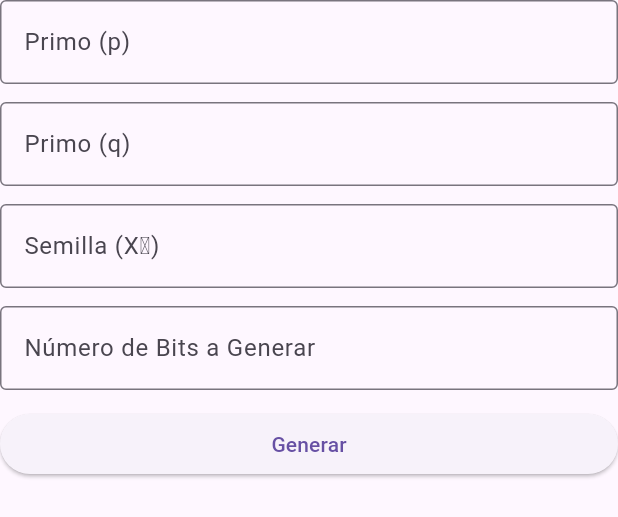
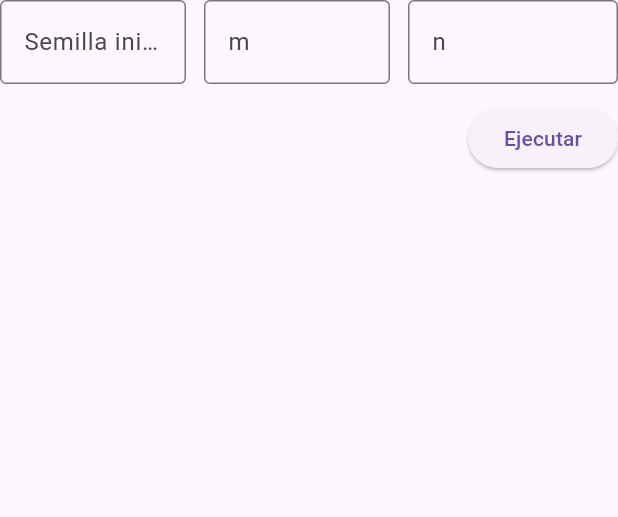
Before and after one commit to ZetaGG/Simulacion-Pacheco, a Flutter app: the BlumBlumShubWidget widget shown alone on an empty page, opened directly, on a phone screen of 412 x 824 dp. Shown: the top 517 px of the screen. Run offline on Flutter 3.47's test engine with Material 3 defaults, Android fonts, the phone set to English and light mode, and no system bars.

Commit message:
Algoritmos t1

```diff
--- a/lib/Algoritmos/BlumBlumShub.dart
+++ b/lib/Algoritmos/BlumBlumShub.dart
@@ -1,59 +1,65 @@
 import 'package:flutter/material.dart';
-import 'dart:math';
 
 class BlumBlumShubWidget extends StatefulWidget {
   @override
-  _BlumBlumShubWidgetState createState() => _BlumBlumShubWidgetState();
+  State<BlumBlumShubWidget> createState() => _BlumBlumShubWidgetState();
 }
 
 class _BlumBlumShubWidgetState extends State<BlumBlumShubWidget> {
-  final _pCtrl = TextEditingController();
-  final _qCtrl = TextEditingController();
-  final _seedCtrl = TextEditingController();
-  final _iterCtrl = TextEditingController();
+  final _x0Ctrl = TextEditingController();
+  final _mCtrl = TextEditingController();
+  final _nCtrl = TextEditingController();
 
-  List<Map<String, dynamic>> _results = [];
-  String _bitSequence = '';
+  // Cada fila: { i, xi, xi2, ri }
+  List<Map<String, Object>> _rows = [];
 
-  void _generateNumbers() {
-    final p = int.tryParse(_pCtrl.text);
-    final q = int.tryParse(_qCtrl.text);
-    final seed = int.tryParse(_seedCtrl.text);
-    final iterations = int.tryParse(_iterCtrl.text);
+  void _run() {
+    final X0 = BigInt.tryParse(_x0Ctrl.text.trim());
+    final m = BigInt.tryParse(_mCtrl.text.trim());
+    final n = int.tryParse(_nCtrl.text.trim());
 
-    if (p == null ||
-        q == null ||
-        seed == null ||
-        iterations == null ||
-        iterations <= 0) {
+    if (X0 == null || m == null || n == null || n <= 0) {
       ScaffoldMessenger.of(context).showSnackBar(
-        const SnackBar(content: Text('Por favor, ingrese valores válidos.')),
+        const SnackBar(content: Text('Ingrese X0, m y n válidos (n > 0).')),
+      );
+      return;
+    }
+    if (m <= BigInt.one) {
+      ScaffoldMessenger.of(context).showSnackBar(
+        const SnackBar(content: Text('m debe ser > 1 para que (m - 1) sea válido.')),
       );
       return;
     }
 
-    final m = p * q;
     setState(() {
-      _results.clear();
-      _bitSequence = '';
-      BigInt x = BigInt.from(seed);
-      final M = BigInt.from(m);
+      _rows.clear();
+      BigInt xi = X0;
+      final mMinusOne = m - BigInt.one;
 
-      for (int i = 0; i < iterations; i++) {
-        final nextX = (x * x) % M;
-        final bit = nextX % BigInt.two;
+      for (int i = 1; i <= n; i++) {
+        final xi2 = xi * xi;         // Xi^2
+        final xi1 = xi2 % m;         // (Xi^2) mod m
+        // ri = xi1 / (m - 1)  -> double
+        final double ri = xi1.toDouble() / mMinusOne.toDouble();
 
-        _results.add({
-          'i': i + 1,
-          'x': x.toString(),
-          'nextX': nextX.toString(),
-          'bit': bit.toString(),
+        _rows.add({
+          'i': i,
+          'xi': xi.toString(),
+          'xi2': xi2.toString(),
+          'ri': ri,
         });
 
-        _bitSequence += bit.toString();
-        x = nextX;
+        xi = xi1; // avanzar a siguiente Xi
       }
     });
+  }
+
+  @override
+  void dispose() {
+    _x0Ctrl.dispose();
+    _mCtrl.dispose();
+    _nCtrl.dispose();
+    super.dispose();
   }
 
   @override
@@ -61,77 +67,76 @@ class _BlumBlumShubWidgetState extends State<BlumBlumShubWidget> {
     return Column(
       crossAxisAlignment: CrossAxisAlignment.stretch,
       children: [
-        TextField(
-          controller: _pCtrl,
+        Row(
+          children: [
+            Expanded(
+              child: TextField(
+                controller: _x0Ctrl,
                 keyboardType: TextInputType.number,
                 decoration: const InputDecoration(
-            labelText: 'Primo (p)',
+                  labelText: 'Semilla inicial (X0)',
                   border: OutlineInputBorder(),
                 ),
               ),
-        const SizedBox(height: 12),
-        TextField(
-          controller: _qCtrl,
+            ),
+            const SizedBox(width: 12),
+            Expanded(
+              child: TextField(
+                controller: _mCtrl,
                 keyboardType: TextInputType.number,
                 decoration: const InputDecoration(
-            labelText: 'Primo (q)',
+                  labelText: 'm',
                   border: OutlineInputBorder(),
                 ),
               ),
-        const SizedBox(height: 12),
-        TextField(
-          controller: _seedCtrl,
+            ),
+            const SizedBox(width: 12),
+            SizedBox(
+              width: 140,
+              child: TextField(
+                controller: _nCtrl,
                 keyboardType: TextInputType.number,
                 decoration: const InputDecoration(
-            labelText: 'Semilla (X₀)',
+                  labelText: 'n',
                   border: OutlineInputBorder(),
                 ),
               ),
+            ),
+          ],
+        ),
         const SizedBox(height: 12),
-        TextField(
-          controller: _iterCtrl,
-          keyboardType: TextInputType.number,
-          decoration: const InputDecoration(
-            labelText: 'Número de Bits a Generar',
-            border: OutlineInputBorder(),
+        Align(
+          alignment: Alignment.centerRight,
+          child: ElevatedButton(
+            onPressed: _run,
+            child: const Text('Ejecutar'),
           ),
         ),
-        const SizedBox(height: 12),
-        ElevatedButton(
-          onPressed: _generateNumbers,
-          child: const Text('Generar'),
-        ),
-        const SizedBox(height: 20),
-        if (_results.isNotEmpty) ...[
-          Text(
-            'Secuencia de Bits: $_bitSequence',
-            style: const TextStyle(fontSize: 16, fontWeight: FontWeight.bold),
-          ),
-          const SizedBox(height: 10),
+        const SizedBox(height: 16),
+        if (_rows.isNotEmpty)
           SingleChildScrollView(
             scrollDirection: Axis.horizontal,
             child: DataTable(
               columns: const [
                 DataColumn(label: Text('i')),
-                DataColumn(label: Text('Xᵢ')),
-                DataColumn(label: Text('Xᵢ₊₁')),
-                DataColumn(label: Text('Bit')),
+                DataColumn(label: Text('Xi')),
+                DataColumn(label: Text('Xi^2')),
+                DataColumn(label: Text('ri')),
               ],
-              rows: _results
+              rows: _rows
                   .map(
-                    (row) => DataRow(
+                    (r) => DataRow(
                       cells: [
-                        DataCell(Text(row['i'].toString())),
-                        DataCell(Text(row['x'])),
-                        DataCell(Text(row['nextX'])),
-                        DataCell(Text(row['bit'])),
+                        DataCell(Text(r['i'].toString())),
+                        DataCell(SelectableText(r['xi'] as String)),
+                        DataCell(SelectableText(r['xi2'] as String)),
+                        DataCell(Text((r['ri'] as double).toStringAsFixed(4))),
                       ],
                     ),
                   )
                   .toList(),
             ),
           ),
-        ]
       ],
     );
   }
--- a/lib/Algoritmos/MultiplicadorConstante.dart
+++ b/lib/Algoritmos/MultiplicadorConstante.dart
@@ -88,7 +88,7 @@ class _MultiplicadorConstanteWidgetState
         const SizedBox(height: 12),
         TextField(
           controller: _iterCtrl,
-          keyboardType: TextInput-Type.number,
+          keyboardType: TextInputType.number,
           decoration: const InputDecoration(
             labelText: 'Número de Iteraciones',
             border: OutlineInputBorder(),
--- a/lib/main.dart
+++ b/lib/main.dart
@@ -10,13 +10,14 @@ class MyApp extends StatelessWidget {
   @override
   Widget build(BuildContext context) {
     return MaterialApp(
+      debugShowCheckedModeBanner: false,
       theme: ThemeData(
         primarySwatch: Colors.blue,
       ),
       initialRoute: '/',
       routes: {
         '/': (context) => PantallaInicio(),
-        '/Tema1':(context) => Tema1(),
+        '/Tema1': (context) => Tema1(),
       },
     );
   }
```
Also changed, not shown: lib/Algoritmos/CongruencialCuadratico.dart (+15 -4 lines), lib/Algoritmos/CongruencialMultiplicativo.dart (+37 -9 lines), lib/Algoritmos/ProductosMedios.dart (+42 -20 lines). Lines whose indentation alone changed are shown as unchanged.
